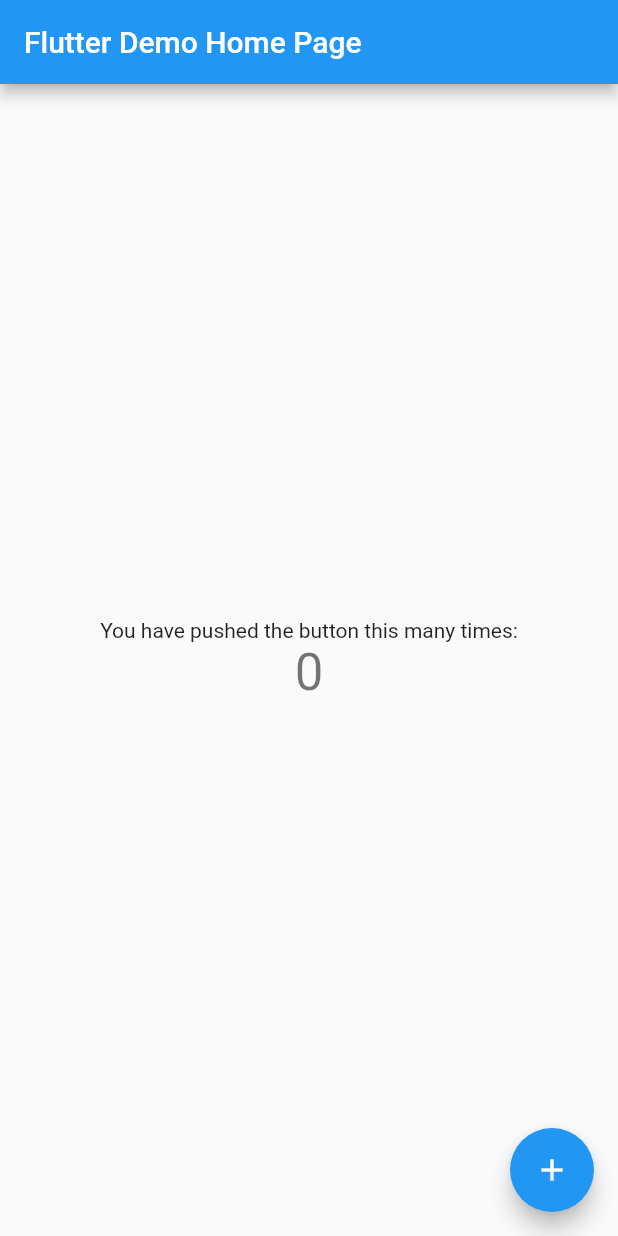
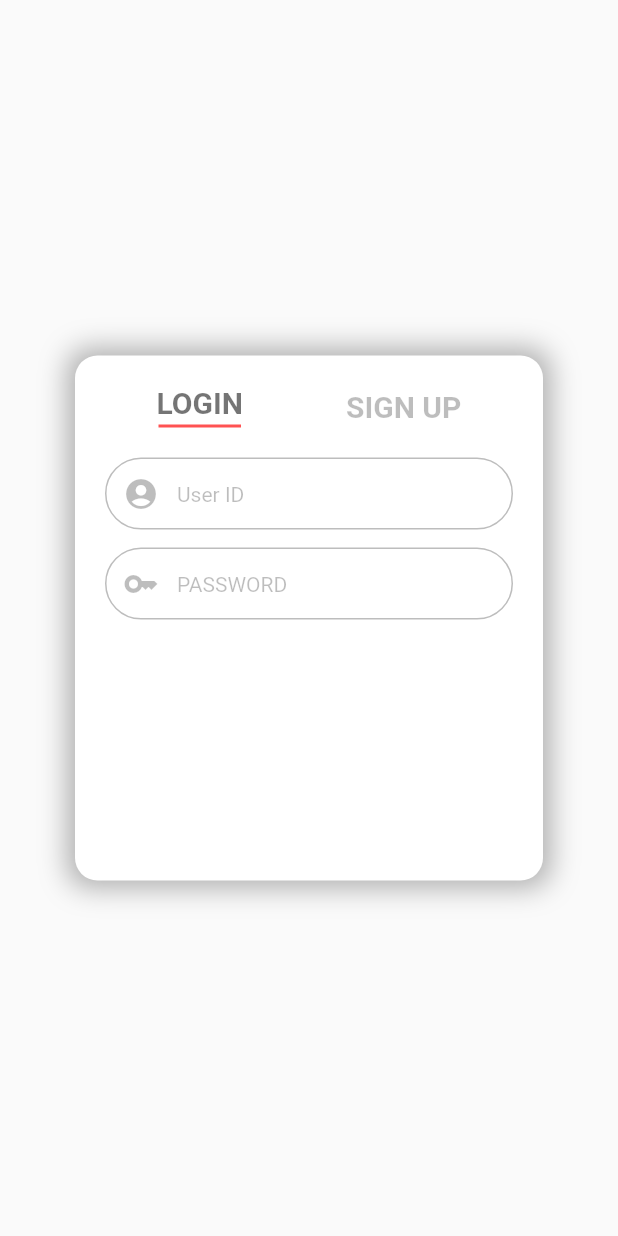
Before and after one commit to ljbee22/CodingStudy, a Flutter app: the screen it shows after launch, on a phone screen of 412 x 824 dp. Run offline on Flutter 3.47's test engine with Material 2 defaults, Android fonts, the phone set to English and light mode, and no system bars.

Commit message:
Update main.dart

```diff
--- a/flutterchat/lib/main.dart
+++ b/flutterchat/lib/main.dart
@@ -11,105 +11,186 @@ class MyApp extends StatelessWidget {
   @override
   Widget build(BuildContext context) {
     return MaterialApp(
+      debugShowCheckedModeBanner: false,
       title: 'Flutter Demo',
       theme: ThemeData(
-        // This is the theme of your application.
-        //
-        // Try running your application with "flutter run". You'll see the
-        // application has a blue toolbar. Then, without quitting the app, try
-        // changing the primarySwatch below to Colors.green and then invoke
-        // "hot reload" (press "r" in the console where you ran "flutter run",
-        // or simply save your changes to "hot reload" in a Flutter IDE).
-        // Notice that the counter didn't reset back to zero; the application
-        // is not restarted.
         primarySwatch: Colors.blue,
       ),
-      home: const MyHomePage(title: 'Flutter Demo Home Page'),
+      home: const LoginPage(),
     );
   }
 }
 
-class MyHomePage extends StatefulWidget {
-  const MyHomePage({super.key, required this.title});
-
-  // This widget is the home page of your application. It is stateful, meaning
-  // that it has a State object (defined below) that contains fields that affect
-  // how it looks.
-
-  // This class is the configuration for the state. It holds the values (in this
-  // case the title) provided by the parent (in this case the App widget) and
-  // used by the build method of the State. Fields in a Widget subclass are
-  // always marked "final".
-
-  final String title;
+class LoginPage extends StatefulWidget {
+  const LoginPage({Key? key}) : super(key: key);
 
   @override
-  State<MyHomePage> createState() => _MyHomePageState();
+  State<LoginPage> createState() => _LoginPage();
 }
 
-class _MyHomePageState extends State<MyHomePage> {
-  int _counter = 0;
-
-  void _incrementCounter() {
-    setState(() {
-      // This call to setState tells the Flutter framework that something has
-      // changed in this State, which causes it to rerun the build method below
-      // so that the display can reflect the updated values. If we changed
-      // _counter without calling setState(), then the build method would not be
-      // called again, and so nothing would appear to happen.
-      _counter++;
-    });
-  }
+class _LoginPage extends State<LoginPage> {
+  bool isSignUp = false; //지금 Sign Up 중 인지 확인하는 용도
 
   @override
   Widget build(BuildContext context) {
-    // This method is rerun every time setState is called, for instance as done
-    // by the _incrementCounter method above.
-    //
-    // The Flutter framework has been optimized to make rerunning build methods
-    // fast, so that you can just rebuild anything that needs updating rather
-    // than having to individually change instances of widgets.
     return Scaffold(
-      appBar: AppBar(
-        // Here we take the value from the MyHomePage object that was created by
-        // the App.build method, and use it to set our appbar title.
-        title: Text(widget.title),
-      ),
       body: Center(
-        // Center is a layout widget. It takes a single child and positions it
-        // in the middle of the parent.
-        child: Column(
-          // Column is also a layout widget. It takes a list of children and
-          // arranges them vertically. By default, it sizes itself to fit its
-          // children horizontally, and tries to be as tall as its parent.
-          //
-          // Invoke "debug painting" (press "p" in the console, choose the
-          // "Toggle Debug Paint" action from the Flutter Inspector in Android
-          // Studio, or the "Toggle Debug Paint" command in Visual Studio Code)
-          // to see the wireframe for each widget.
-          //
-          // Column has various properties to control how it sizes itself and
-          // how it positions its children. Here we use mainAxisAlignment to
-          // center the children vertically; the main axis here is the vertical
-          // axis because Columns are vertical (the cross axis would be
-          // horizontal).
-          mainAxisAlignment: MainAxisAlignment.center,
-          children: <Widget>[
-            const Text(
-              'You have pushed the button this many times:',
-            ),
-            Text(
-              '$_counter',
-              style: Theme.of(context).textTheme.headline4,
-            ),
-          ],
+        child: AnimatedContainer(
+          padding: const EdgeInsets.all(20),
+          width: MediaQuery.of(context).size.width - 100,
+          height: 350,
+          duration: Duration.zero,
+          curve: Curves.fastOutSlowIn,
+          decoration: BoxDecoration(
+            color: Colors.white,
+            borderRadius: BorderRadius.circular(15),
+            boxShadow: [
+              BoxShadow(
+                color: Colors.black.withOpacity(0.3),
+                blurRadius: 15,
+                spreadRadius: 5,
+              ),
+            ],
+          ),
+          child: Column(
+            children: [
+              Row(
+                mainAxisAlignment: MainAxisAlignment.spaceAround,
+                children: [
+                  GestureDetector(
+                    onTap: () {
+                      setState(() {
+                        isSignUp = false;
+                      });
+                    },
+                    child: Column(
+                      children: [
+                        Text(
+                          "LOGIN",
+                          style: TextStyle(
+                            fontSize: 20,
+                            fontWeight: FontWeight.bold,
+                            color: isSignUp ? Colors.black26 : Colors.black54,
+                          ),
+                        ),
+                        if (!isSignUp)
+                          Container(
+                            margin: const EdgeInsets.only(top: 3),
+                            height: 2,
+                            width: 55,
+                            color: Colors.redAccent,
+                          )
+                      ],
+                    ),
+                  ),
+                  GestureDetector(
+                    onTap: () {
+                      setState(() {
+                        isSignUp = true;
+                      });
+                    },
+                    child: Column(
+                      children: [
+                        Text(
+                          "SIGN UP",
+                          style: TextStyle(
+                            fontSize: 20,
+                            fontWeight: FontWeight.bold,
+                            color: !isSignUp ? Colors.black26 : Colors.black54,
+                          ),
+                        ),
+                        if (isSignUp)
+                          Container(
+                            margin: const EdgeInsets.only(top: 3),
+                            height: 2,
+                            width: 75,
+                            color: Colors.redAccent,
+                          )
+                      ],
+                    ),
+                  )
+                ],
+              ),
+              Container(
+                margin: EdgeInsets.only(top: 20),
+                child: Form(
+                  child: Column(
+                    children: [
+                      TextFormField(
+                        decoration: const InputDecoration(
+                            prefixIcon: Icon(
+                              Icons.account_circle,
+                              color: Colors.black26,
+                            ),
+                            enabledBorder: OutlineInputBorder(
+                                borderSide: BorderSide(
+                                    color: Colors.black26
+                                ),
+                                borderRadius:
+                                    BorderRadius.all(
+                                        Radius.circular(35)
+                                    )
+                            ),
+                          focusedBorder: OutlineInputBorder(
+                              borderSide: BorderSide(
+                                  color: Colors.redAccent
+                              ),
+                              borderRadius:
+                              BorderRadius.all(
+                                  Radius.circular(35)
+                              )
+                          ),
+                          hintText: 'User ID',
+                          hintStyle: TextStyle(
+                            fontSize: 14,
+                            color: Colors.black26
+                          ),
+                          contentPadding: EdgeInsets.all(5)
+                        ),
+                      ),
+                      const SizedBox(
+                        height: 12,
+                      ),
+                      TextFormField(
+                        decoration: const InputDecoration(
+                            prefixIcon: Icon(
+                              Icons.key,
+                              color: Colors.black26,
+                            ),
+                            enabledBorder: OutlineInputBorder(
+                                borderSide: BorderSide(
+                                    color: Colors.black26
+                                ),
+                                borderRadius:
+                                BorderRadius.all(
+                                    Radius.circular(35)
+                                )
+                            ),
+                            focusedBorder: OutlineInputBorder(
+                                borderSide: BorderSide(
+                                    color: Colors.redAccent
+                                ),
+                                borderRadius:
+                                BorderRadius.all(
+                                    Radius.circular(35)
+                                )
+                            ),
+                            hintText: 'PASSWORD',
+                            hintStyle: TextStyle(
+                                fontSize: 14,
+                                color: Colors.black26
+                            ),
+                            contentPadding: EdgeInsets.all(5)
+                        ),
+                      ),
+                    ],
+                  ),
+                ),
+              )
+            ],
+          ),
         ),
       ),
-      floatingActionButton: FloatingActionButton(
-        onPressed: _incrementCounter,
-        tooltip: 'Increment',
-        child: const Icon(Icons.add),
-      ), // This trailing comma makes auto-formatting nicer for build methods.
     );
   }
 }
```
